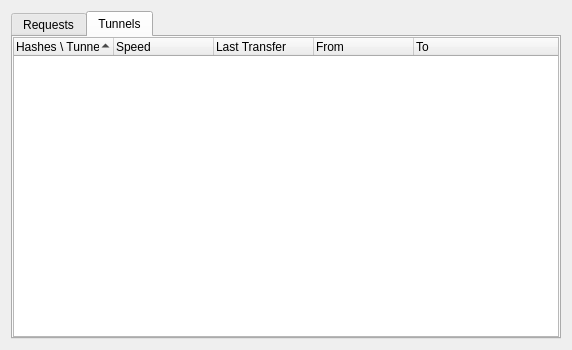
Above: retroshare-gui/src/gui/statistics/TurtleRouterDialog.ui from RetroShare/RetroShare before the change. Below: the same form after it.
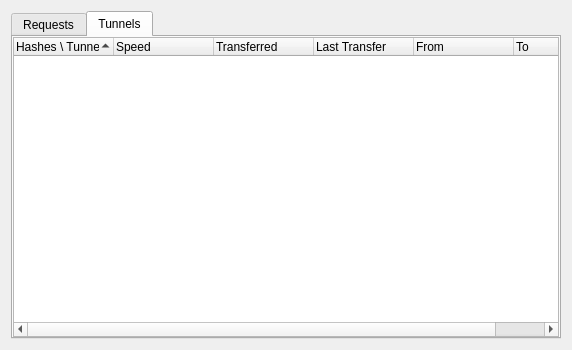
That is the form after the change. The open tabs and pages were chosen to show the change.

Commit message: show traffic in tunnel statistics

```diff
--- a/retroshare-gui/src/gui/statistics/TurtleRouterDialog.ui
+++ b/retroshare-gui/src/gui/statistics/TurtleRouterDialog.ui
@@ -100,6 +100,11 @@
            <string>Speed</string>
           </property>
          </column>
+         <column>
+          <property name="text">
+           <string>Transferred</string>
+          </property>
+         </column>
          <column>
           <property name="text">
            <string>Last Transfer</string>
```
The commit also changes 1 other file.
